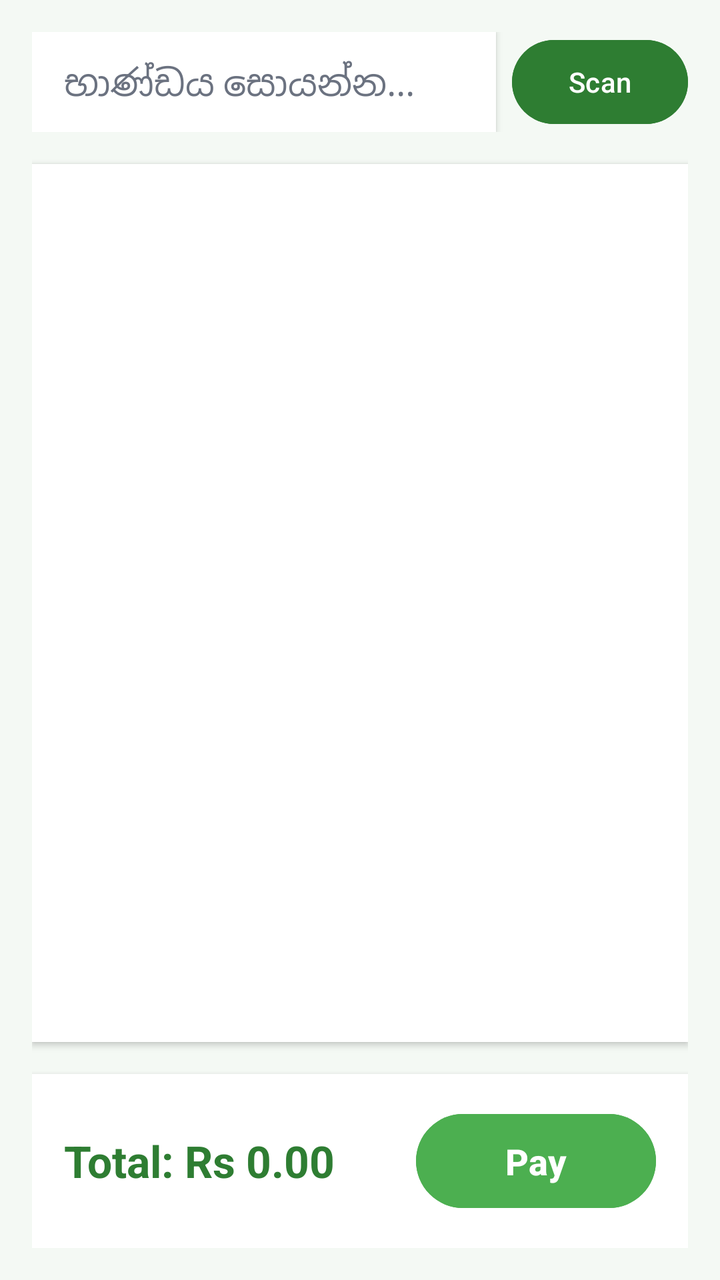
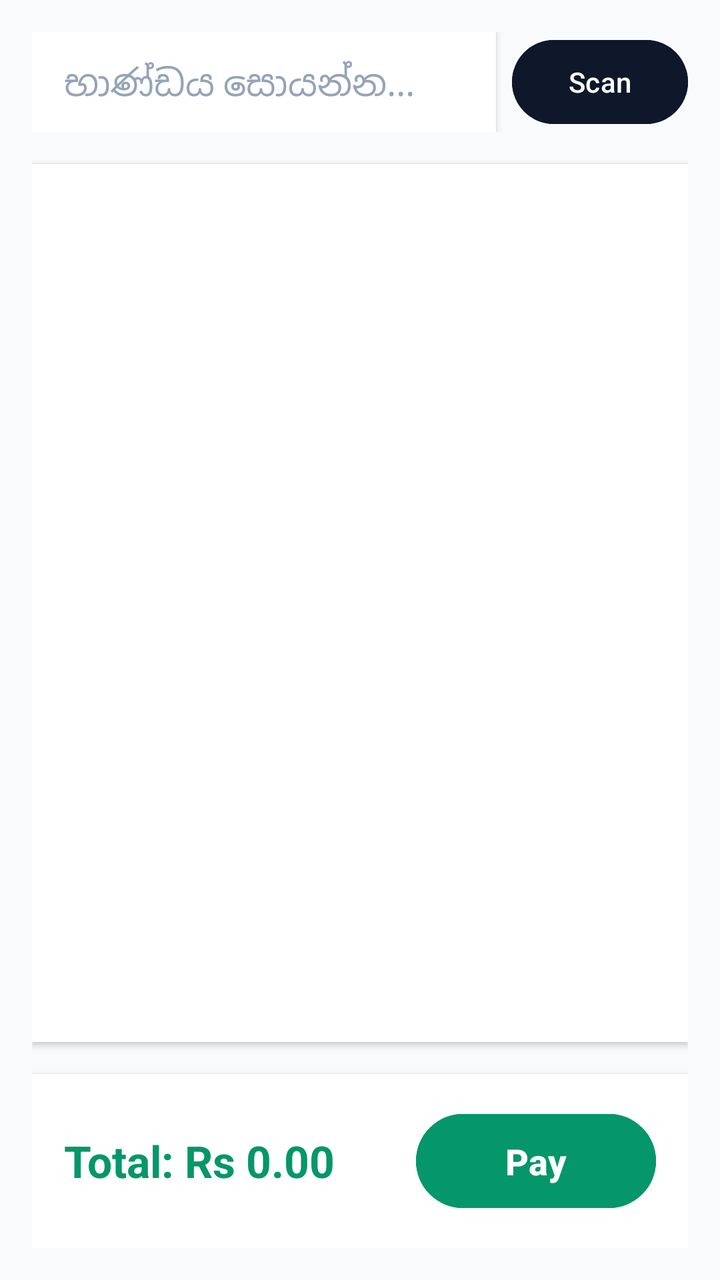

Compare the two renders of this Android layout. The source of the first and the diff that turns it into the second are given below.
<!-- AndroidManifest.xml: application theme Theme.PosSystem -->
<!-- res/layout/activity_main.xml -->
<?xml version="1.0" encoding="utf-8"?>
<LinearLayout xmlns:android="http://schemas.android.com/apk/res/android"
    android:id="@+id/main"
    android:layout_width="match_parent"
    android:layout_height="match_parent"
    android:orientation="vertical"
    android:background="#F4F9F4"
    android:padding="16dp">
    

    
    <LinearLayout
        android:layout_width="match_parent"
        android:layout_height="wrap_content"
        android:orientation="horizontal"
        android:gravity="center_vertical">

        
        <EditText
            android:id="@+id/searchEditText"
            android:layout_width="0dp"
            android:layout_height="50dp"
            android:layout_weight="1"
            android:background="@android:color/white"
            android:elevation="2dp"
            android:hint="භාණ්ඩය සොයන්න..."
            android:paddingStart="16dp"
            android:paddingEnd="16dp"
            android:textColor="#333333" />

        
        <Button
            android:id="@+id/btnScan"
            android:layout_width="wrap_content"
            android:layout_height="50dp"
            android:layout_marginStart="8dp"
            android:backgroundTint="#2E7D32"
            android:text="Scan"
            android:textColor="@android:color/white" />
    </LinearLayout>

    
    <androidx.recyclerview.widget.RecyclerView
        android:id="@+id/cartRecyclerView"
        android:layout_width="match_parent"
        android:layout_height="0dp"
        android:layout_weight="1"
        android:layout_marginTop="16dp"
        android:layout_marginBottom="16dp"
        android:background="@android:color/white"
        android:elevation="2dp"
        android:padding="8dp"/>

    
    <LinearLayout
        android:layout_width="match_parent"
        android:layout_height="wrap_content"
        android:orientation="horizontal"
        android:background="@android:color/white"
        android:elevation="4dp"
        android:padding="16dp"
        android:gravity="center_vertical">

        
        <TextView
            android:id="@+id/tvTotal"
            android:layout_width="0dp"
            android:layout_height="wrap_content"
            android:layout_weight="1"
            android:text="Total: Rs 0.00"
            android:textColor="#2E7D32"
            android:textSize="22sp"
            android:textStyle="bold" />

        
        <Button
            android:id="@+id/btnPay"
            android:layout_width="120dp"
            android:layout_height="55dp"
            android:backgroundTint="#4CAF50"
            android:text="Pay"
            android:textSize="18sp"
            android:textStyle="bold"
            android:textColor="@android:color/white" />
    </LinearLayout>

</LinearLayout>
<!-- resources referenced by this layout -->
<resources>
  <style name="Theme.PosSystem" parent="Base.Theme.PosSystem" />
  <style name="Base.Theme.PosSystem" parent="Theme.Material3.Light.NoActionBar">
          
          <item name="colorPrimary">@color/green_primary</item>
          <item name="colorPrimaryVariant">@color/green_primary_dark</item>
          <item name="colorOnPrimary">@color/white</item>
          
          <item name="colorSecondary">@color/green_primary_light</item>
          <item name="colorSecondaryVariant">@color/green_primary_dark</item>
          <item name="colorOnSecondary">@color/white</item>
          
          <item name="colorSurface">@color/white</item>
          <item name="colorSurfaceContainer">@color/white</item>
          <item name="colorSurfaceContainerLow">@color/white</item>
          <item name="colorSurfaceContainerHigh">@color/white</item>
          <item name="colorSurfaceContainerHighest">@color/white</item>
          
          <item name="android:statusBarColor">@color/green_primary_dark</item>
          
          <item name="android:textColorHint">#6B7280</item>
          <item name="android:editTextColor">@color/black</item>
          
          <item name="android:windowBackground">@color/green_bg_light</item>
      </style>
  <color name="green_primary">#238B3D</color>
  <color name="green_primary_dark">#176B2C</color>
  <color name="white">#FFFFFF</color>
  <color name="green_primary_light">#34A853</color>
  <color name="black">#202124</color>
  <color name="green_bg_light">#F7F9F7</color>
</resources>

<!-- the commit's change to res/layout/activity_main.xml (unified diff, before → after) -->
@@ -4,9 +4,8 @@
     android:layout_width="match_parent"
     android:layout_height="match_parent"
     android:orientation="vertical"
-    android:background="#F4F9F4"
+    android:background="@color/green_bg_light"
     android:padding="16dp">
-    
 
     
     <LinearLayout
@@ -26,7 +25,7 @@
             android:hint="භාණ්ඩය සොයන්න..."
             android:paddingStart="16dp"
             android:paddingEnd="16dp"
-            android:textColor="#333333" />
+            android:textColor="@color/text_primary" />
 
         
         <Button
@@ -34,7 +33,7 @@
             android:layout_width="wrap_content"
             android:layout_height="50dp"
             android:layout_marginStart="8dp"
-            android:backgroundTint="#2E7D32"
+            android:backgroundTint="@color/slate_primary"
             android:text="Scan"
             android:textColor="@android:color/white" />
     </LinearLayout>
@@ -68,7 +67,7 @@
             android:layout_height="wrap_content"
             android:layout_weight="1"
             android:text="Total: Rs 0.00"
-            android:textColor="#2E7D32"
+            android:textColor="@color/green_primary"
             android:textSize="22sp"
             android:textStyle="bold" />
 
@@ -77,7 +76,7 @@
             android:id="@+id/btnPay"
             android:layout_width="120dp"
             android:layout_height="55dp"
-            android:backgroundTint="#4CAF50"
+            android:backgroundTint="@color/green_primary"
             android:text="Pay"
             android:textSize="18sp"
             android:textStyle="bold"
<!-- resource entries referenced after the edit -->
@@ -3,11 +3,11 @@
   <style name="Theme.PosSystem" parent="Base.Theme.PosSystem" />
   <style name="Base.Theme.PosSystem" parent="Theme.Material3.Light.NoActionBar">
           
-          <item name="colorPrimary">@color/green_primary</item>
-          <item name="colorPrimaryVariant">@color/green_primary_dark</item>
+          <item name="colorPrimary">@color/slate_primary</item>
+          <item name="colorPrimaryVariant">@color/slate_surface</item>
           <item name="colorOnPrimary">@color/white</item>
           
-          <item name="colorSecondary">@color/green_primary_light</item>
+          <item name="colorSecondary">@color/green_primary</item>
           <item name="colorSecondaryVariant">@color/green_primary_dark</item>
           <item name="colorOnSecondary">@color/white</item>
           
@@ -17,18 +17,20 @@
           <item name="colorSurfaceContainerHigh">@color/white</item>
           <item name="colorSurfaceContainerHighest">@color/white</item>
           
-          <item name="android:statusBarColor">@color/green_primary_dark</item>
+          <item name="android:statusBarColor">@color/slate_primary</item>
           
-          <item name="android:textColorHint">#6B7280</item>
-          <item name="android:editTextColor">@color/black</item>
+          <item name="android:textColorHint">@color/text_hint</item>
+          <item name="android:editTextColor">@color/text_primary</item>
           
           <item name="android:windowBackground">@color/green_bg_light</item>
       </style>
-  <color name="green_primary">#238B3D</color>
-  <color name="green_primary_dark">#176B2C</color>
+  <color name="slate_surface">#1E293B</color>
+  <color name="green_primary">#059669</color>
+  <color name="slate_primary">#0F172A</color>
+  <color name="text_primary">#0F172A</color>
+  <color name="green_primary_dark">#047857</color>
+  <color name="text_hint">#94A3B8</color>
   <color name="white">#FFFFFF</color>
-  <color name="green_primary_light">#34A853</color>
-  <color name="black">#202124</color>
-  <color name="green_bg_light">#F7F9F7</color>
+  <color name="green_bg_light">#F8FAFC</color>
 </resources>
 
